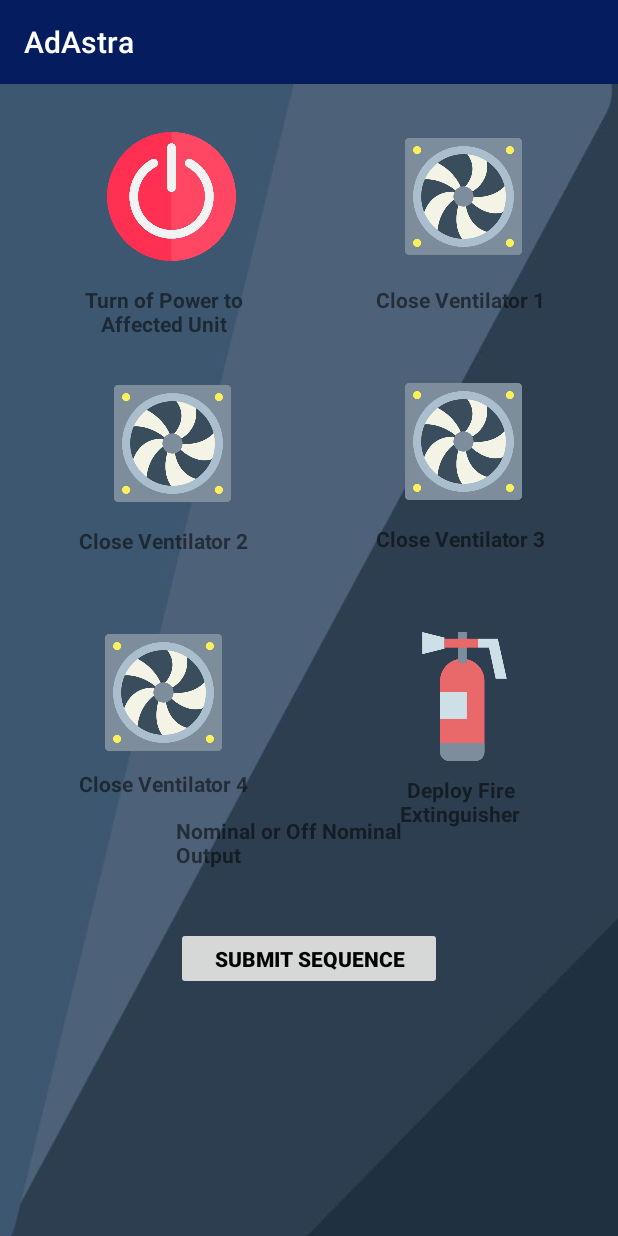
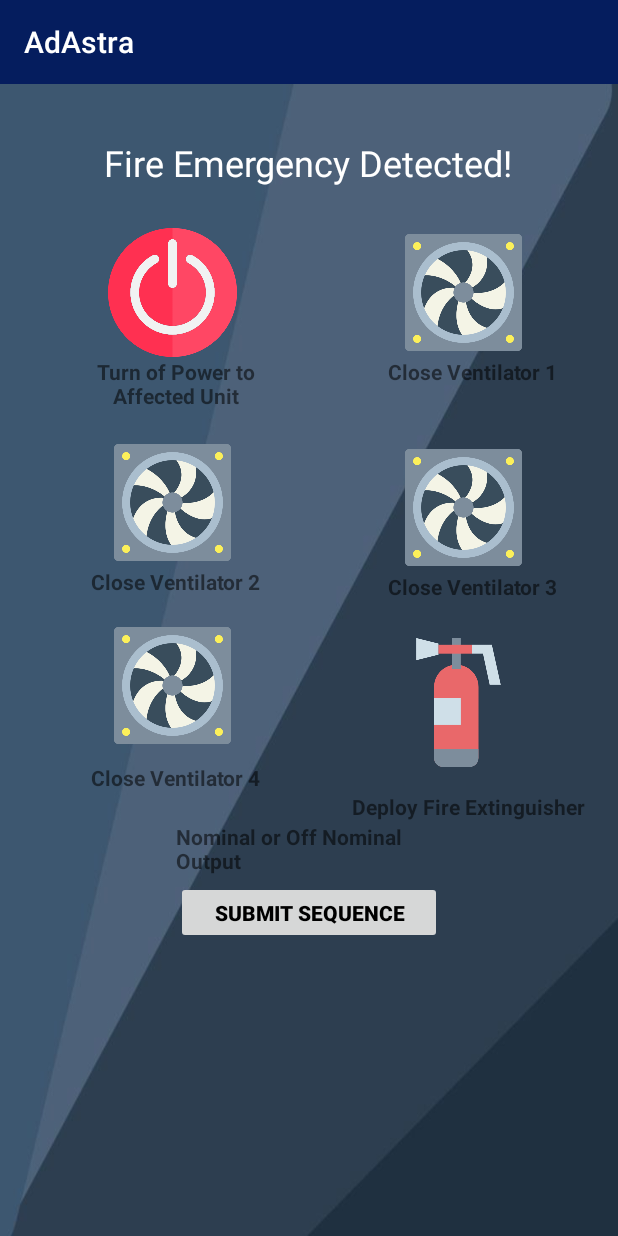
Before and after one commit to kmovalli/capstoneproj, an Android app: the MainActivity screen opened directly, with no data from a screen before it, on a phone screen of 412 x 824 dp. Run offline under Robolectric (Android 15) with nearby library versions, the phone set to English and light mode, and no system bars.

Commit message:
updated code

```diff
--- a/app/src/main/java/com/example/adastra/DailyActivity.java
+++ b/app/src/main/java/com/example/adastra/DailyActivity.java
@@ -1,7 +1,9 @@
 package com.example.adastra;
 
 import android.content.Context;
+import android.content.Intent;
 import android.os.Bundle;
+import android.os.Handler;
 import android.view.View;
 import android.widget.Button;
 import android.widget.ImageButton;
@@ -58,6 +60,17 @@ public class DailyActivity extends AppCompatActivity implements View.OnClickList
                 outputNumber.setText(prediction);
             }
         }*///);
+
+        Handler handler = new Handler();
+        handler.postDelayed(new Runnable() {
+            @Override
+            public void run() {
+                // do something
+                Intent intent = new Intent(DailyActivity.this, MainActivity.class);
+                // If you just use this that is not a valid context. Use ActivityName.this
+                startActivity(intent);
+            }
+        }, 5000);
 
     }
 
--- a/app/src/main/res/layout/activity_main.xml
+++ b/app/src/main/res/layout/activity_main.xml
@@ -21,7 +21,7 @@
         app:layout_constraintEnd_toEndOf="parent"
         app:layout_constraintStart_toStartOf="parent"
         app:layout_constraintTop_toBottomOf="@+id/textView7"
-        app:layout_constraintVertical_bias="0.175" />
+        app:layout_constraintVertical_bias="0.0" />
 
     <ImageButton
         android:id="@+id/imageButton1"
@@ -29,13 +29,13 @@
         android:layout_height="86dp"
         android:layout_marginStart="44dp"
         android:layout_marginLeft="44dp"
-        android:layout_marginTop="32dp"
+        android:layout_marginTop="96dp"
         android:adjustViewBounds="true"
         android:background="@android:color/transparent"
         android:contentDescription="Astronaut Button"
         android:scaleType="fitCenter"
         app:layout_constraintEnd_toStartOf="@+id/imageButton2"
-        app:layout_constraintHorizontal_bias="0.15"
+        app:layout_constraintHorizontal_bias="0.16"
         app:layout_constraintLeft_toLeftOf="parent"
         app:layout_constraintStart_toStartOf="parent"
         app:layout_constraintTop_toTopOf="parent"
@@ -45,7 +45,7 @@
         android:id="@+id/imageButton2"
         android:layout_width="110dp"
         android:layout_height="86dp"
-        android:layout_marginTop="32dp"
+        android:layout_marginTop="96dp"
         android:adjustViewBounds="true"
         android:background="@android:color/transparent"
         android:scaleType="fitCenter"
@@ -67,11 +67,11 @@
         android:scaleType="fitCenter"
         app:layout_constraintBottom_toBottomOf="parent"
         app:layout_constraintEnd_toStartOf="@+id/imageButton4"
-        app:layout_constraintHorizontal_bias="0.195"
+        app:layout_constraintHorizontal_bias="0.194"
         app:layout_constraintLeft_toLeftOf="parent"
         app:layout_constraintStart_toStartOf="parent"
         app:layout_constraintTop_toBottomOf="@+id/textView"
-        app:layout_constraintVertical_bias="0.053"
+        app:layout_constraintVertical_bias="0.04"
         app:srcCompat="@drawable/minimalfan" />
 
     <ImageButton
@@ -99,11 +99,11 @@
         android:scaleType="fitCenter"
         app:layout_constraintBottom_toBottomOf="parent"
         app:layout_constraintEnd_toEndOf="parent"
-        app:layout_constraintHorizontal_bias="0.843"
+        app:layout_constraintHorizontal_bias="0.83"
         app:layout_constraintLeft_toLeftOf="parent"
         app:layout_constraintStart_toStartOf="parent"
         app:layout_constraintTop_toBottomOf="@+id/textView4"
-        app:layout_constraintVertical_bias="0.143"
+        app:layout_constraintVertical_bias="0.074"
         app:srcCompat="@drawable/extinguisher" />
 
     <ImageButton
@@ -117,21 +117,19 @@
         android:scaleType="fitCenter"
         app:layout_constraintBottom_toBottomOf="parent"
         app:layout_constraintEnd_toStartOf="@+id/imageButton5"
-        app:layout_constraintHorizontal_bias="0.134"
+        app:layout_constraintHorizontal_bias="0.2"
         app:layout_constraintLeft_toLeftOf="parent"
         app:layout_constraintStart_toStartOf="parent"
         app:layout_constraintTop_toBottomOf="@+id/textView3"
-        app:layout_constraintVertical_bias="0.133"
-        app:srcCompat="@drawable/minimalfan"
-        />
+        app:layout_constraintVertical_bias="0.049"
+        app:srcCompat="@drawable/minimalfan" />
 
     <TextView
         android:id="@+id/textView"
         android:layout_width="130dp"
         android:layout_height="wrap_content"
-        android:layout_marginStart="44dp"
-        android:layout_marginLeft="44dp"
-        android:layout_marginTop="16dp"
+        android:layout_marginStart="52dp"
+        android:layout_marginLeft="52dp"
         android:gravity="center"
         android:text="Turn of Power to Affected Unit"
         android:textStyle="bold"
@@ -145,7 +143,6 @@
         android:layout_height="wrap_content"
         android:layout_marginStart="68dp"
         android:layout_marginLeft="68dp"
-        android:layout_marginTop="16dp"
         android:gravity="center"
         android:text="Close Ventilator 1"
         android:textStyle="bold"
@@ -157,9 +154,8 @@
         android:id="@+id/textView3"
         android:layout_width="130dp"
         android:layout_height="wrap_content"
-        android:layout_marginStart="44dp"
-        android:layout_marginLeft="44dp"
-        android:layout_marginTop="12dp"
+        android:layout_marginStart="52dp"
+        android:layout_marginLeft="52dp"
         android:gravity="center"
         android:text="Close Ventilator 2"
         android:textStyle="bold"
@@ -173,7 +169,6 @@
         android:layout_height="wrap_content"
         android:layout_marginStart="68dp"
         android:layout_marginLeft="68dp"
-        android:layout_marginTop="12dp"
         android:gravity="center"
         android:text="Close Ventilator 3"
         android:textStyle="bold"
@@ -187,8 +182,8 @@
         android:id="@+id/textView5"
         android:layout_width="130dp"
         android:layout_height="wrap_content"
-        android:layout_marginStart="44dp"
-        android:layout_marginLeft="44dp"
+        android:layout_marginStart="52dp"
+        android:layout_marginLeft="52dp"
         android:layout_marginTop="8dp"
         android:gravity="center"
         android:text="Close Ventilator 4"
@@ -197,14 +192,14 @@
         app:layout_constraintLeft_toLeftOf="parent"
         app:layout_constraintStart_toStartOf="parent"
         app:layout_constraintTop_toBottomOf="@+id/imageButton6"
-        app:layout_constraintVertical_bias="0.0" />
+        app:layout_constraintVertical_bias="0.003" />
 
     <TextView
         android:id="@+id/textView6"
-        android:layout_width="130dp"
-        android:layout_height="wrap_content"
-        android:layout_marginStart="68dp"
-        android:layout_marginLeft="68dp"
+        android:layout_width="164dp"
+        android:layout_height="34dp"
+        android:layout_marginStart="48dp"
+        android:layout_marginLeft="48dp"
         android:layout_marginTop="8dp"
         android:gravity="center"
         android:text="Deploy Fire Extinguisher"
@@ -219,11 +214,27 @@
         android:id="@+id/textView7"
         android:layout_width="177dp"
         android:layout_height="39dp"
-        android:layout_marginTop="488dp"
+        android:layout_marginTop="492dp"
         android:text="Nominal or Off Nominal Output"
         android:textStyle="bold"
         app:layout_constraintEnd_toEndOf="parent"
         app:layout_constraintStart_toStartOf="parent"
         app:layout_constraintTop_toTopOf="parent" />
 
+    <TextView
+        android:id="@+id/textView9"
+        android:layout_width="291dp"
+        android:layout_height="37dp"
+        android:text="Fire Emergency Detected!"
+        android:textColor="#FFFFFF"
+        android:textSize="24sp"
+        android:textAlignment="center"
+        app:layout_constraintBottom_toTopOf="@+id/textView7"
+        app:layout_constraintEnd_toEndOf="parent"
+        app:layout_constraintHorizontal_bias="0.497"
+        app:layout_constraintStart_toStartOf="parent"
+        app:layout_constraintTop_toTopOf="parent"
+        app:layout_constraintVertical_bias="0.079"
+        android:gravity="center_horizontal" />
+
 </androidx.constraintlayout.widget.ConstraintLayout>
```
